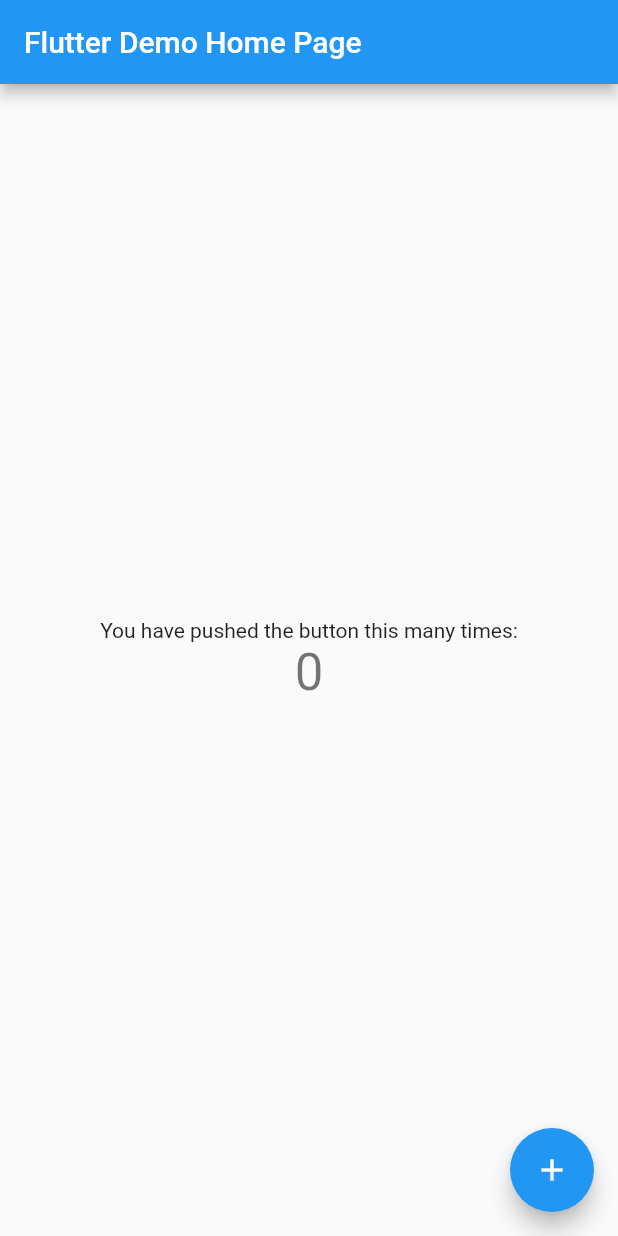
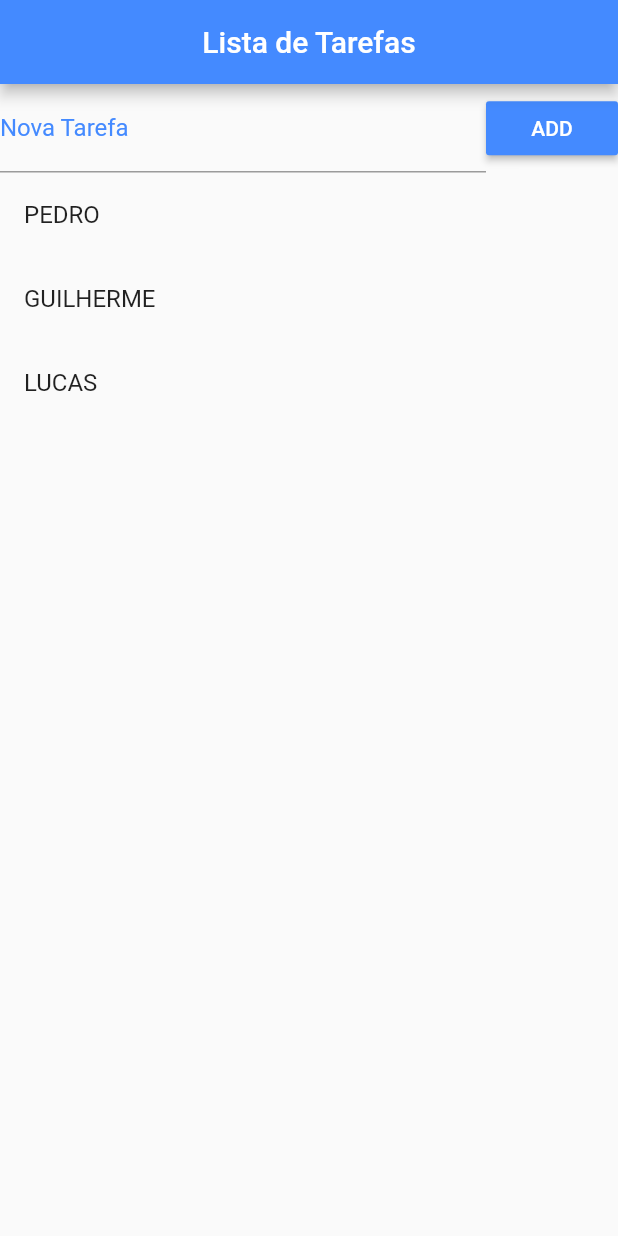
Before and after one commit to PedroFischerDeveloper/desenvolvimento-mobile, a Flutter app: the screen it shows after launch, on a phone screen of 412 x 824 dp. Run offline on Flutter 3.47's test engine with Material 2 defaults, Android fonts, the phone set to English and light mode, and no system bars.

Commit message:
[add] campo nova tarefa, button add, listview

```diff
--- a/lib/main.dart
+++ b/lib/main.dart
@@ -1,117 +1,93 @@
+import 'dart:convert';
+import 'dart:io';
+
 import 'package:flutter/material.dart';
+import 'package:path_provider/path_provider.dart';
 
 void main() {
-  runApp(MyApp());
+  runApp(MaterialApp(home: Home(),
+  ));
 }
 
-class MyApp extends StatelessWidget {
-  // This widget is the root of your application.
+class Home extends StatefulWidget {
   @override
-  Widget build(BuildContext context) {
-    return MaterialApp(
-      title: 'Flutter Demo',
-      theme: ThemeData(
-        // This is the theme of your application.
-        //
-        // Try running your application with "flutter run". You'll see the
-        // application has a blue toolbar. Then, without quitting the app, try
-        // changing the primarySwatch below to Colors.green and then invoke
-        // "hot reload" (press "r" in the console where you ran "flutter run",
-        // or simply save your changes to "hot reload" in a Flutter IDE).
-        // Notice that the counter didn't reset back to zero; the application
-        // is not restarted.
-        primarySwatch: Colors.blue,
-        // This makes the visual density adapt to the platform that you run
-        // the app on. For desktop platforms, the controls will be smaller and
-        // closer together (more dense) than on mobile platforms.
-        visualDensity: VisualDensity.adaptivePlatformDensity,
-      ),
-      home: MyHomePage(title: 'Flutter Demo Home Page'),
-    );
-  }
+  _HomeState createState() => _HomeState();
 }
 
-class MyHomePage extends StatefulWidget {
-  MyHomePage({Key key, this.title}) : super(key: key);
-
-  // This widget is the home page of your application. It is stateful, meaning
-  // that it has a State object (defined below) that contains fields that affect
-  // how it looks.
-
-  // This class is the configuration for the state. It holds the values (in this
-  // case the title) provided by the parent (in this case the App widget) and
-  // used by the build method of the State. Fields in a Widget subclass are
-  // always marked "final".
-
-  final String title;
-
-  @override
-  _MyHomePageState createState() => _MyHomePageState();
-}
-
-class _MyHomePageState extends State<MyHomePage> {
-  int _counter = 0;
-
-  void _incrementCounter() {
-    setState(() {
-      // This call to setState tells the Flutter framework that something has
-      // changed in this State, which causes it to rerun the build method below
-      // so that the display can reflect the updated values. If we changed
-      // _counter without calling setState(), then the build method would not be
-      // called again, and so nothing would appear to happen.
-      _counter++;
-    });
-  }
+class _HomeState extends State<Home> {
+  List _toDoList = ["PEDRO", "GUILHERME", "LUCAS"];
 
   @override
   Widget build(BuildContext context) {
-    // This method is rerun every time setState is called, for instance as done
-    // by the _incrementCounter method above.
-    //
-    // The Flutter framework has been optimized to make rerunning build methods
-    // fast, so that you can just rebuild anything that needs updating rather
-    // than having to individually change instances of widgets.
     return Scaffold(
       appBar: AppBar(
-        // Here we take the value from the MyHomePage object that was created by
-        // the App.build method, and use it to set our appbar title.
-        title: Text(widget.title),
+        title: Text("Lista de Tarefas"),
+        backgroundColor: Colors.blueAccent,
+        centerTitle: true,
       ),
-      body: Center(
-        // Center is a layout widget. It takes a single child and positions it
-        // in the middle of the parent.
-        child: Column(
-          // Column is also a layout widget. It takes a list of children and
-          // arranges them vertically. By default, it sizes itself to fit its
-          // children horizontally, and tries to be as tall as its parent.
-          //
-          // Invoke "debug painting" (press "p" in the console, choose the
-          // "Toggle Debug Paint" action from the Flutter Inspector in Android
-          // Studio, or the "Toggle Debug Paint" command in Visual Studio Code)
-          // to see the wireframe for each widget.
-          //
-          // Column has various properties to control how it sizes itself and
-          // how it positions its children. Here we use mainAxisAlignment to
-          // center the children vertically; the main axis here is the vertical
-          // axis because Columns are vertical (the cross axis would be
-          // horizontal).
-          mainAxisAlignment: MainAxisAlignment.center,
-          children: <Widget>[
-            Text(
-              'You have pushed the button this many times:',
+      body: Column(
+        children: <Widget>[
+          Container(
+            padding: EdgeInsents.fromLTRB(20.0, 5.0, 10.0, 1.0),
+            child: Row(
+              children: <Widget>[
+                Expanded(
+                  child: TextField(
+                    decoration: InputDecoration(
+                    labelText: "Nova Tarefa",
+                    labelStyle: TextStyle(color: Colors.blueAccent)
+                    ),
+                  ),
+                ),
+                RaisedButton(
+                  color: Colors.blueAccent,
+                  child: Text("ADD"),
+                  textColor: Colors.white,
+                  onPressed: () {  },
+                )
+              ],
+             ),
             ),
-            Text(
-              '$_counter',
-              style: Theme.of(context).textTheme.headline4,
-            ),
-          ],
-        ),
-      ),
-      floatingActionButton: FloatingActionButton(
-        onPressed: _incrementCounter,
-        tooltip: 'Increment',
-        child: Icon(Icons.add),
-      ), // This trailing comma makes auto-formatting nicer for build methods.
-    );
-  }
+            Expanded(
+              child: ListView.builder(
+                padding: EdgeInsents.only(top: 10.0),
+                      itemCount: _toDoList.length,
+                      itemBuilder: (context, index) {
+                        return ListTile(
+                          title: Text(_toDoList[index])
+                        );
+                    }),
+                  )
+                ],
+                ),
+            );
+            }
+
+                Future<File> _getFile() async {
+                  final directory = await getApplicationDocumentsDirectory();
+                  return File("${directory.path}/data.json");
+                }
+
+                Future<File> _saveData() async {
+                  String data = json.encode(_toDoList);
+                  final file = await _getFile();
+                  return file.writeAsString(data);
+                }
+
+                Future<String> _readData() async {
+                  try {
+                    final file  = await _getFile();
+
+                    return file.readAsString();
+
+                  } catch(e) {
+                    return null;
+                  }
+                }
+              }
+
+              class EdgeInsents {
+                static fromLTRB(double d, double e, double f, double g) {}
+
+        static only({double top}) {}
 }
--- a/pubspec.yaml
+++ b/pubspec.yaml
@@ -28,6 +28,7 @@ dependencies:
   # The following adds the Cupertino Icons font to your application.
   # Use with the CupertinoIcons class for iOS style icons.
   cupertino_icons: ^0.1.3
+  path_provider: "^0.4.1"
 
 dev_dependencies:
   flutter_test:
```
Also changed, not shown: pubspec.lock, 1 other file.
